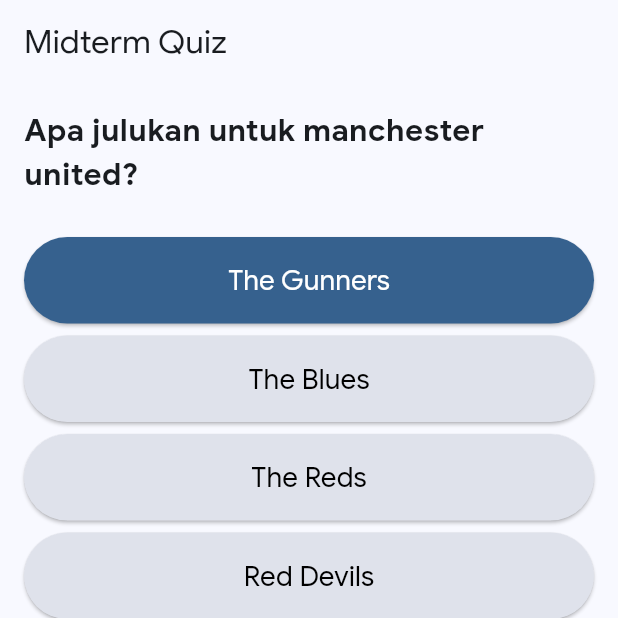
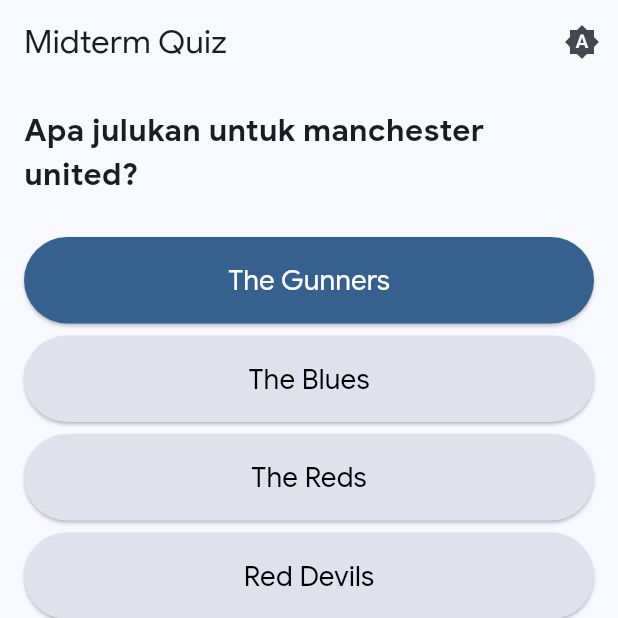
Before and after one commit to wingardiumleviosaaa/Aplikasikuispilihanganda, a Flutter app: the screen it shows after launch, after a tap on "The Gunners", on a phone screen of 412 x 824 dp, the top half of it. Run offline on Flutter 3.47's test engine with Material 3 defaults, Android fonts, the phone set to English and light mode, and no system bars; our stand-ins replace shared_preferences.

Commit message:
darkmode dah biseee yey

```diff
--- /dev/null
+++ b/devtools_options.yaml
@@ -0,0 +1,3 @@
+description: This file stores settings for Dart & Flutter DevTools.
+documentation: https://docs.flutter.dev/tools/devtools/extensions#configure-extension-enablement-states
+extensions:
--- a/lib/main.dart
+++ b/lib/main.dart
@@ -1,8 +1,15 @@
 import 'package:flutter/material.dart';
+import 'package:tugasuts/providers/theme_provider.dart';
 import 'screens/quiz_screen.dart';
+import 'package:provider/provider.dart';
 
 void main() {
-  runApp(const MyApp());
+  runApp(
+    ChangeNotifierProvider(
+      create: (_) => ThemeProvider(),
+      child: const MyApp(),
+    ),
+  );
 }
 
 class MyApp extends StatelessWidget {
@@ -10,10 +17,12 @@
 
   @override
   Widget build(BuildContext context) {
+    return Consumer<ThemeProvider>(
+      builder: (context, themeProvider, child) {
         return MaterialApp(
           debugShowCheckedModeBanner: false,
-      title: 'Kuis Tes Emyu',
-      themeMode: ThemeMode.system, // Automatically follows system theme
+          title: 'Kuis Emyu Sejati',
+          themeMode: themeProvider.themeMode,
           theme: ThemeData(
             brightness: Brightness.light,
             fontFamily: 'GoogleSans',
@@ -28,11 +37,13 @@
             fontFamily: 'GoogleSans',
             colorScheme: ColorScheme.fromSeed(
               seedColor: Colors.teal,
-          brightness: Brightness.dark,  // ✅ This is the fix!
+              brightness: Brightness.dark,
             ),
             useMaterial3: true,
           ),
           home: const QuizScreen(),
         );
+      },
+    );
   }
 }
--- /dev/null
+++ b/lib/providers/theme_provider.dart
@@ -0,0 +1,47 @@
+import 'package:flutter/material.dart';
+import 'package:shared_preferences/shared_preferences.dart';
+
+class ThemeProvider extends ChangeNotifier {
+  ThemeMode _themeMode = ThemeMode.system;
+
+  ThemeMode get themeMode => _themeMode;
+
+  ThemeProvider() {
+    _loadTheme();
+  }
+
+  Future<void> _loadTheme() async {
+    final prefs = await SharedPreferences.getInstance();
+    final themeModeString = prefs.getString('themeMode') ?? 'system';
+
+    switch (themeModeString) {
+      case 'light':
+        _themeMode = ThemeMode.light;
+        break;
+      case 'dark':
+        _themeMode = ThemeMode.dark;
+        break;
+      default:
+        _themeMode = ThemeMode.system;
+    }
+    notifyListeners();
+  }
+
+  Future<void> setThemeMode(ThemeMode mode) async {
+    _themeMode = mode;
+    notifyListeners();
+
+    final prefs = await SharedPreferences.getInstance();
+    await prefs.setString('themeMode', mode.toString().split('.').last);
+  }
+
+  void toggleTheme() {
+    if (_themeMode == ThemeMode.light) {
+      setThemeMode(ThemeMode.dark);
+    } else if (_themeMode == ThemeMode.dark) {
+      setThemeMode(ThemeMode.system);
+    } else {
+      setThemeMode(ThemeMode.light);
+    }
+  }
+}
--- a/lib/screens/quiz_screen.dart
+++ b/lib/screens/quiz_screen.dart
@@ -1,5 +1,7 @@
 import 'package:flutter/material.dart';
+import 'package:provider/provider.dart';
 import '../data/questions.dart';
+import '../providers/theme_provider.dart';
 import 'result_screen.dart';
 import '../widgets/question_text.dart';
 import '../widgets/answer_button.dart';
@@ -55,6 +57,17 @@
     });
   }
 
+  IconData _getThemeIcon(ThemeMode mode) {
+    switch (mode) {
+      case ThemeMode.light:
+        return Icons.light_mode;
+      case ThemeMode.dark:
+        return Icons.dark_mode;
+      case ThemeMode.system:
+        return Icons.brightness_auto;
+    }
+  }
+
   @override
   Widget build(BuildContext context) {
     if (isCompleted) {
@@ -66,9 +79,21 @@
     }
 
     final question = questions[currentIndex];
+    final themeProvider = Provider.of<ThemeProvider>(context);
 
     return Scaffold(
-      appBar: AppBar(title: const Text('Midterm Quiz')),
+      appBar: AppBar(
+        title: const Text('Midterm Quiz'),
+        actions: [
+          IconButton(
+            icon: Icon(_getThemeIcon(themeProvider.themeMode)),
+            onPressed: () {
+              themeProvider.toggleTheme();
+            },
+            tooltip: 'Toggle Theme',
+          ),
+        ],
+      ),
       body: Padding(
         padding: const EdgeInsets.all(16.0),
         child: Column(
```
Also changed, not shown: pubspec.yaml (+5 -42 lines), pubspec.lock, 1 other file. Lines whose indentation alone changed are shown as unchanged.
